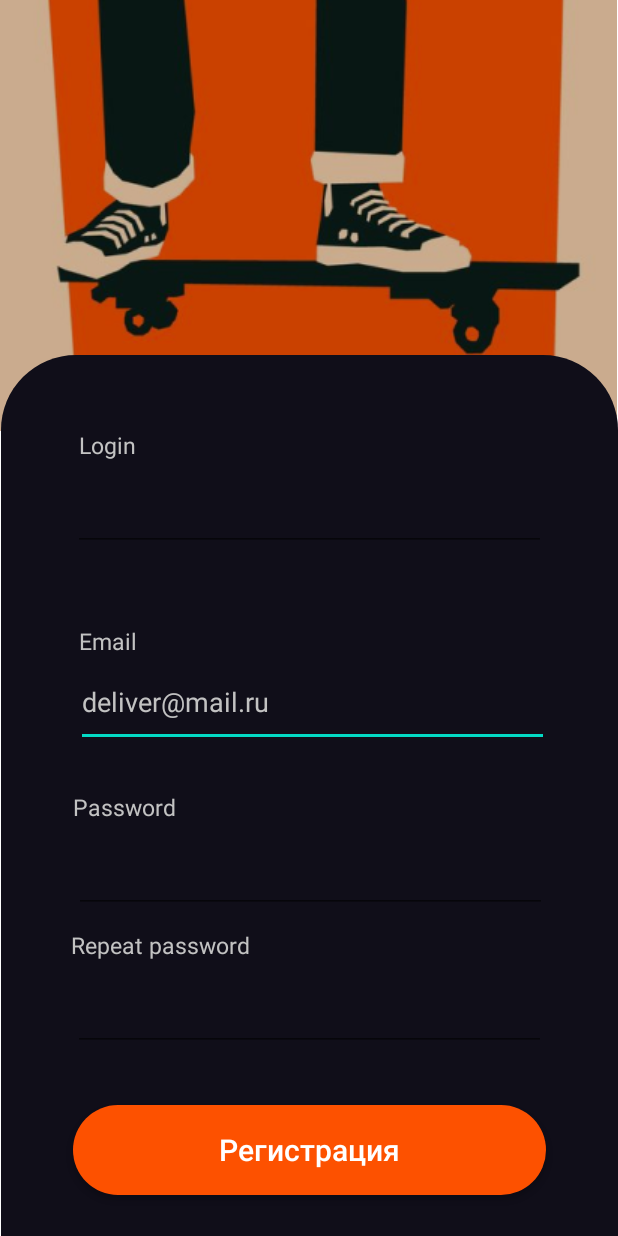
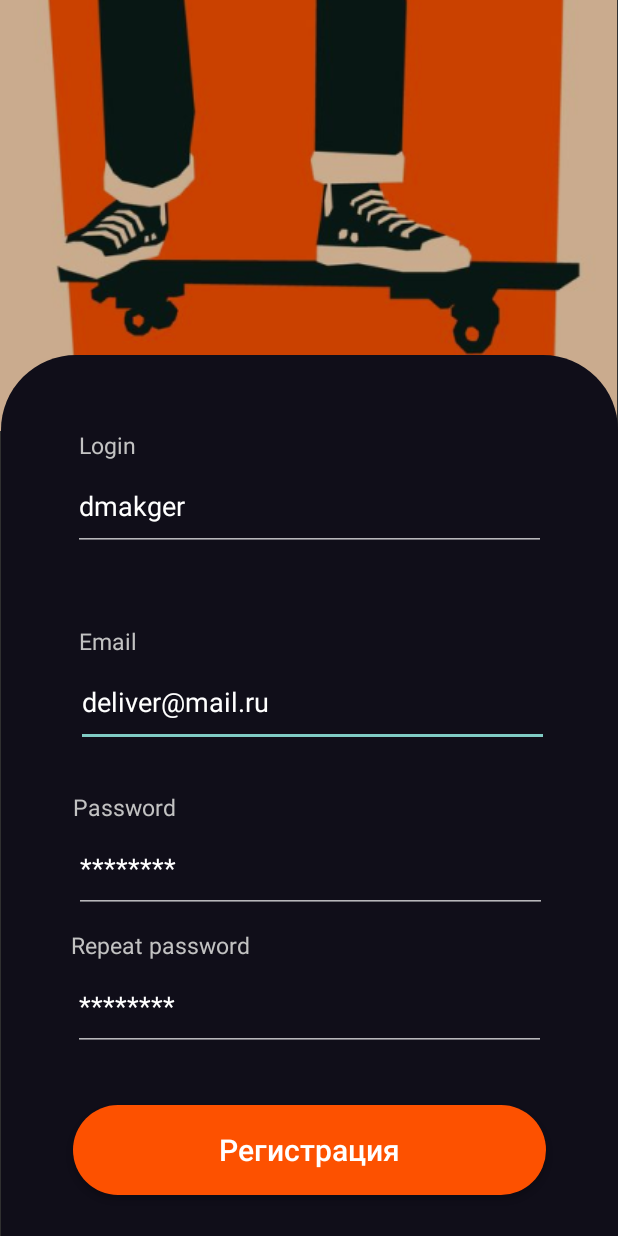
Before and after one commit to icefantik/RoflanMovies, an Android app: the layout activity_sign_up_screen.xml on its own in the app's theme, with its tools: preview values and no code run, on a phone screen of 412 x 824 dp. Run offline under Robolectric (Android 15) with nearby library versions, the phone set to English and light mode, and no system bars.

Commit message:
develop intent in sign in and sign up

```diff
--- a/app/src/main/AndroidManifest.xml
+++ b/app/src/main/AndroidManifest.xml
@@ -8,7 +8,7 @@
         android:label="@string/app_name"
         android:roundIcon="@mipmap/ic_launcher_round"
         android:supportsRtl="true"
-        android:theme="@style/Theme.RoflanMovies">
+        android:theme="@style/Theme.AppCompat.NoActionBar">
         <activity
             android:name=".MainActivity"
             android:exported="true">
@@ -18,6 +18,8 @@
                 <category android:name="android.intent.category.LAUNCHER" />
             </intent-filter>
         </activity>
+        <activity android:name=".SignInActivity" />
+        <activity android:name=".SignUpActivity" />
     </application>
 
 </manifest>
--- /dev/null
+++ b/app/src/main/java/com/example/roflanmovies/SignUpActivity.kt
@@ -0,0 +1,11 @@
+package com.example.roflanmovies
+
+import android.os.Bundle
+import androidx.appcompat.app.AppCompatActivity
+
+class SignUpActivity : AppCompatActivity() {
+    override fun onCreate(savedInstanceState: Bundle?) {
+        super.onCreate(savedInstanceState)
+        setContentView(R.layout.activity_sign_up_screen)
+    }
+}
--- a/app/src/main/res/layout/activity_main_screen.xml
+++ b/app/src/main/res/layout/activity_main_screen.xml
@@ -18,6 +18,7 @@
         android:textAllCaps="false"
         android:textColor="@color/white"
         android:textSize="20dp"
+        android:onClick="onClickIntentSignIn"
         app:layout_constraintBottom_toTopOf="@+id/button2"
         app:layout_constraintEnd_toEndOf="parent"
         app:layout_constraintTop_toBottomOf="@+id/textView" />
@@ -33,6 +34,7 @@
         android:textAllCaps="false"
         android:textColor="@color/white"
         android:textSize="20dp"
+        android:onClick="onClickIntentSignUp"
         app:layout_constraintBottom_toBottomOf="parent"
         app:layout_constraintEnd_toEndOf="parent"
         app:layout_constraintTop_toBottomOf="@+id/button" />
--- a/app/src/main/res/layout/sign_up_screen.xml
+++ b/app/src/main/res/layout/activity_sign_up_screen.xml
@@ -89,7 +89,7 @@
             android:hint="deliver@mail.ru"
             android:inputType="textPersonName"
             android:textColor="@color/white"
-            android:textColorHint="#C2C2C2"
+            android:textColorHint="@color/white"
             app:layout_constraintBottom_toTopOf="@+id/editTextPassword"
             app:layout_constraintEnd_toEndOf="parent"
             app:layout_constraintHorizontal_bias="0.52"
@@ -102,6 +102,7 @@
             android:layout_width="315dp"
             android:layout_height="60dp"
             android:ems="10"
+            android:hint="dmakger"
             android:inputType="textPersonName"
             android:textColor="@color/white"
             android:textColorHint="@color/white"
@@ -116,6 +117,8 @@
             android:layout_height="60dp"
             android:layout_marginBottom="32dp"
             android:ems="10"
+            android:hint="********"
+            android:textColorHint="@color/white"
             android:inputType="textPassword"
             android:textColor="@color/white"
             app:layout_constraintBottom_toTopOf="@+id/editTextRepeatPassword"
@@ -130,6 +133,8 @@
             android:layout_width="315dp"
             android:layout_height="60dp"
             android:ems="10"
+            android:hint="********"
+            android:textColorHint="@color/white"
             android:inputType="textPassword"
             android:textColor="@color/white"
             app:layout_constraintBottom_toBottomOf="parent"
```
Also changed, not shown: app/src/main/java/com/example/roflanmovies/MainActivity.kt (+11 -0 lines), app/src/main/java/com/example/roflanmovies/SignInActivity.kt (added, +11 -0 lines), app/src/main/res/layout/activity_sign_in_screen.xml (renamed from app/src/main/res/layout/sign_in_screen.xml).
